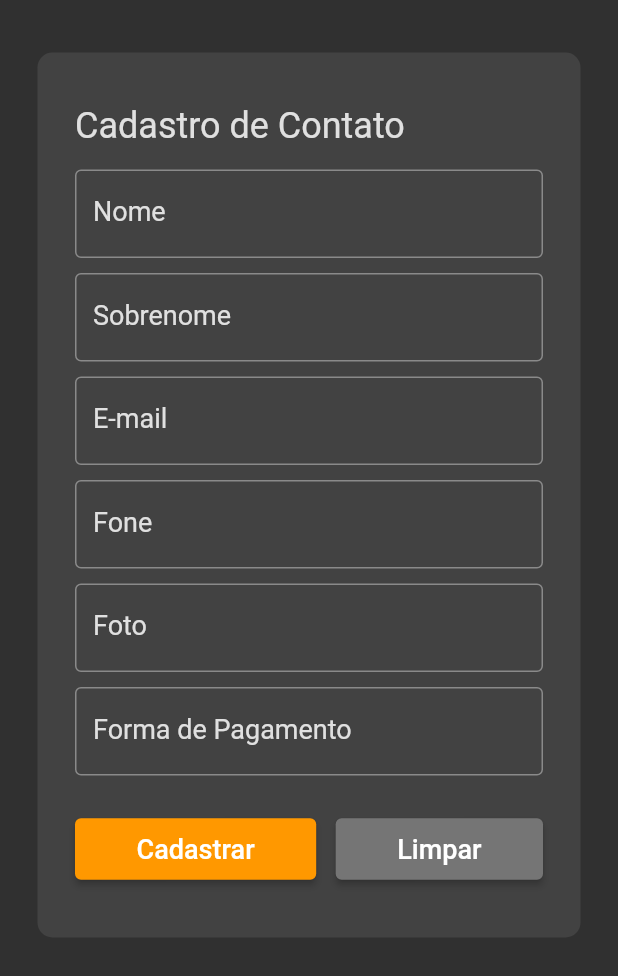
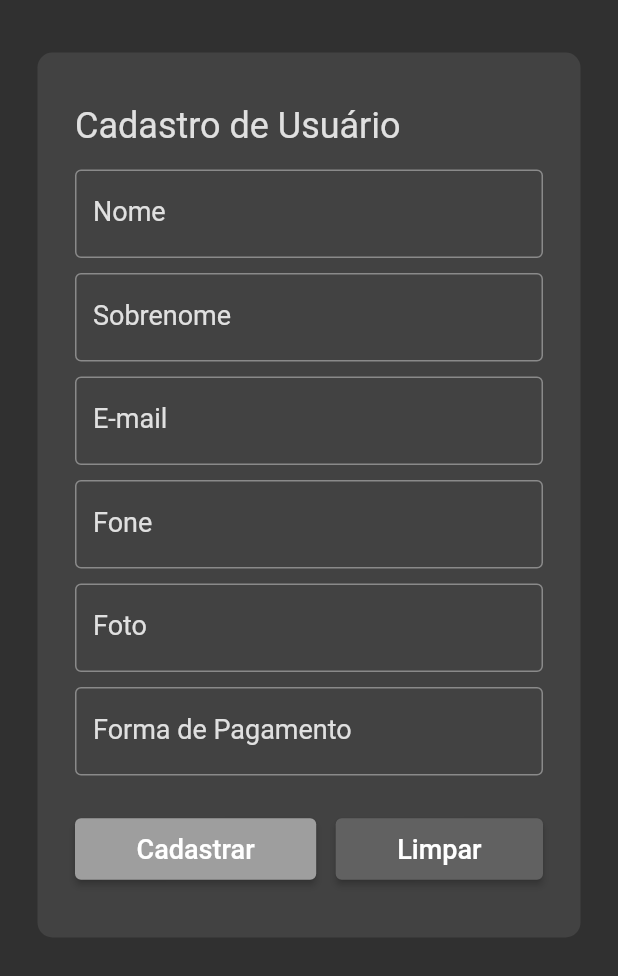
Before and after one commit to EduardaTrindade/Trabalhos-de-APPII, a Flutter app: the Cadastro screen opened directly, on a phone screen of 412 x 824 dp. Shown: the top 976 px of the screen. Run offline on Flutter 3.47's test engine with Material 2 defaults, Android fonts, the phone set to English and light mode, and no system bars; our stand-ins replace font_awesome_flutter.

Commit message:
Projeto Final - APP II

```diff
--- a/7.ProjetoFinal/safe_trip/lib/View/Cadastro.dart
+++ b/7.ProjetoFinal/safe_trip/lib/View/Cadastro.dart
@@ -1,7 +1,6 @@
 import 'package:flutter/material.dart';
 import 'package:safe_trip/Model/Contato.dart';
 import 'package:safe_trip/Model/ContatoService.dart';
-
 import 'Busca.dart';
 import 'Recursos/Menu.dart';
 
@@ -40,7 +39,7 @@ class CadastroState extends State<Cadastro> {
                       new Container(
                           alignment: Alignment.centerLeft,
                           margin: EdgeInsets.only(bottom: 15),
-                          child: Text("Cadastro de Contato",
+                          child: Text("Cadastro de Usuário",
                               style: TextStyle(
                                   color: Colors.grey.shade300, fontSize: 24))),
 
@@ -69,7 +68,7 @@ class CadastroState extends State<Cadastro> {
                                               color: Colors.white,
                                               fontSize: 18))),
                                   style: ElevatedButton.styleFrom(
-                                      primary: Colors.orange),
+                                      primary: Colors.grey.shade500),
                                   onPressed: () {
                                     cadastrar();
                                   });
@@ -86,7 +85,7 @@ class CadastroState extends State<Cadastro> {
                                               color: Colors.white,
                                               fontSize: 18))),
                                   style: ElevatedButton.styleFrom(
-                                      primary: Colors.grey.shade600),
+                                      primary: Colors.grey.shade700),
                                   onPressed: () {
                                     limparCampos();
                                   });
@@ -113,7 +112,7 @@ class CadastroState extends State<Cadastro> {
 
                 // Borda do Input selecionado
                 focusedBorder: OutlineInputBorder(
-                    borderSide: BorderSide(color: Colors.orange)))));
+                    borderSide: BorderSide(color: Colors.white)))));
   }
 
   // Cadastrar
--- a/7.ProjetoFinal/safe_trip/lib/View/Recursos/Estilo.dart
+++ b/7.ProjetoFinal/safe_trip/lib/View/Recursos/Estilo.dart
@@ -11,9 +11,9 @@ ThemeData estilo() {
 
     // Botão flutuante (cor)
     floatingActionButtonTheme: FloatingActionButtonThemeData(
-      backgroundColor: Colors.orange,
+      backgroundColor: Colors.grey.shade500,
       foregroundColor: Colors.white,
-      hoverColor: Colors.orange.shade400
+      hoverColor: Colors.grey.shade300
     )
   );
 }
--- a/7.ProjetoFinal/safe_trip/lib/View/Recursos/Menu.dart
+++ b/7.ProjetoFinal/safe_trip/lib/View/Recursos/Menu.dart
@@ -80,7 +80,8 @@ class MenuDrawer extends StatelessWidget {
 
           // Abre a tela Perfil
           onTap: () {
-            //
+            Navigator.push(context,
+                MaterialPageRoute(builder: (context) => new Cadastro()));
           }),
 
       // Configurações
```
